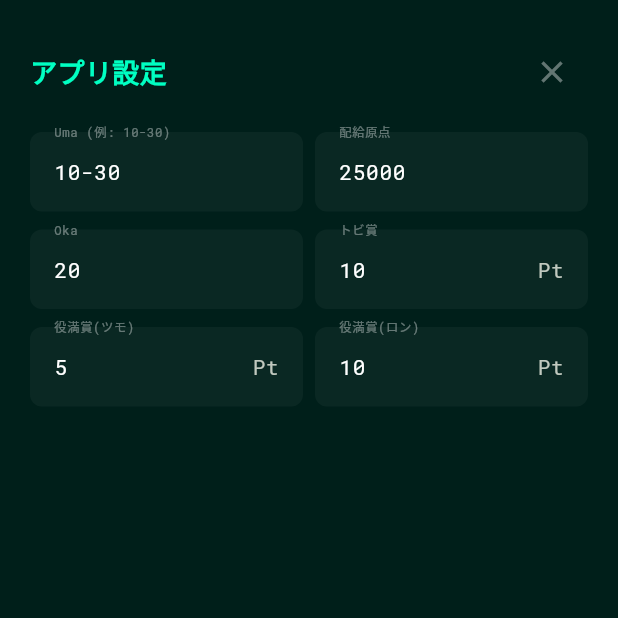
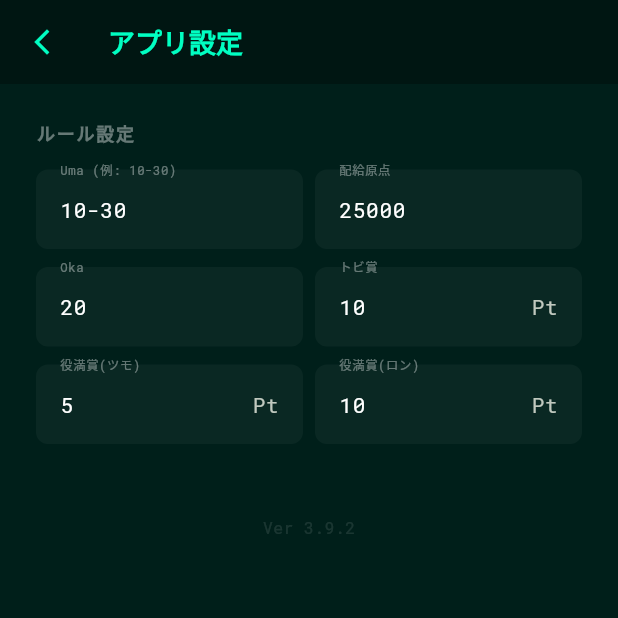
Before and after one commit to admin-test-hoyo/mahjong-score, a Flutter app: the SettingsModal screen opened directly, on a phone screen of 412 x 824 dp, the top half of it. Run offline on Flutter 3.47's test engine with Material 3 defaults, Android fonts, the phone set to English and light mode, and no system bars; our stand-ins replace fl_chart, flutter_riverpod, google_fonts, shared_preferences, sqflite; missing offline and left inert: universal_html; accounts and stored records are empty.

Commit message:
Ver 3.9.2: 4-category Drawer & Settings standalone screen migration

```diff
--- a/docs/version.json
+++ b/docs/version.json
@@ -1 +1 @@
-{"app_name":"mahjong_calc","version":"3.8.0","build_number":"49","package_name":"mahjong_calc"}
+{"app_name":"mahjong_calc","version":"3.9.2","build_number":"392","package_name":"mahjong_calc"}
--- a/lib/features/calc/calc_screen.dart
+++ b/lib/features/calc/calc_screen.dart
@@ -31,7 +31,10 @@ class CalcScreen extends ConsumerWidget {
   }
 
   static void showSettings(BuildContext context, WidgetRef ref) {
-    _showSettingsModal(context, ref);
+    Navigator.push(
+      context,
+      MaterialPageRoute(builder: (context) => const SettingsModal()),
+    );
   }
 
   static void showSave(BuildContext context, WidgetRef ref) {
@@ -61,7 +64,7 @@ class CalcScreen extends ConsumerWidget {
           child: Row(
             mainAxisAlignment: MainAxisAlignment.spaceBetween,
             children: [
-              const Text('Ver 3.9.1', style: TextStyle(color: Colors.white24, fontSize: 10, fontWeight: FontWeight.bold)),
+              const Text('Ver 3.9.2', style: TextStyle(color: Colors.white24, fontSize: 10, fontWeight: FontWeight.bold)),
               Text(DateFormat('yyyy/MM/dd').format(DateTime.now()), style: const TextStyle(color: Colors.white24, fontSize: 10)),
             ],
           ),
@@ -84,17 +87,6 @@ class CalcScreen extends ConsumerWidget {
     );
   }
 
-  static void _showSettingsModal(BuildContext context, WidgetRef ref) {
-
-
-    showModalBottomSheet(
-      context: context,
-      isScrollControlled: true,
-      backgroundColor: const Color(0xFF001F1A),
-      shape: const RoundedRectangleBorder(borderRadius: BorderRadius.vertical(top: Radius.circular(24))),
-      builder: (context) => const SettingsModal(),
-    );
-  }
 
   static void _showSaveLogic(BuildContext context, WidgetRef ref) async {
     final state = ref.read(calcProvider);
@@ -231,7 +223,7 @@ class CalcScreen extends ConsumerWidget {
           const SizedBox(width: 12),
           _quickField(label: '場代', value: displayFee.toString(), onChanged: (v) => ref.read(calcProvider.notifier).updateRuleGameFee(int.tryParse(v) ?? 0), width: 80),
           const Spacer(),
-          const Text('Ver 3.9.1', style: TextStyle(color: Colors.white12, fontSize: 9)),
+          const Text('Ver 3.9.2', style: TextStyle(color: Colors.white12, fontSize: 9)),
         ],
       ),
     );
@@ -681,8 +673,33 @@ class SettingsModal extends ConsumerWidget {
   @override
   Widget build(BuildContext context, WidgetRef ref) {
     final config = ref.watch(configProvider);
-    return Padding(padding: EdgeInsets.only(bottom: MediaQuery.of(context).viewInsets.bottom, left: 20, right: 20, top: 24), child: Column(mainAxisSize: MainAxisSize.min, crossAxisAlignment: CrossAxisAlignment.start, children: [
-        Row(mainAxisAlignment: MainAxisAlignment.spaceBetween, children: [const Text('アプリ設定', style: TextStyle(color: Color(0xFF00FFC2), fontSize: 18, fontWeight: FontWeight.bold)), IconButton(icon: const Icon(Icons.close, color: Colors.white38), onPressed: () => Navigator.pop(context))]),
+    return Scaffold(
+      backgroundColor: const Color(0xFF001F1A),
+      appBar: AppBar(
+        title: Text(
+          'アプリ設定',
+          style: GoogleFonts.notoSansJp(
+            color: const Color(0xFF00FFC2),
+            fontWeight: FontWeight.bold,
+            fontSize: 18,
+          ),
+        ),
+        backgroundColor: Colors.black.withValues(alpha: 0.3),
+        elevation: 0,
+        leading: IconButton(
+          icon: const Icon(Icons.arrow_back_ios_new, color: Color(0xFF00FFC2), size: 20),
+          onPressed: () => Navigator.pop(context),
+        ),
+      ),
+      body: SingleChildScrollView(
+        padding: const EdgeInsets.all(24),
+        child: Column(
+          crossAxisAlignment: CrossAxisAlignment.start,
+          children: [
+            Text(
+              'ルール設定',
+              style: TextStyle(color: Colors.white.withValues(alpha: 0.4), fontSize: 12, fontWeight: FontWeight.bold, letterSpacing: 1.2),
+            ),
             const SizedBox(height: 16),
             Row(children: [
                 Expanded(child: _field(ref, 'Uma (例: 10-30)', config.umaText, (v) => ref.read(configProvider.notifier).updateUmaText(v))),
@@ -701,8 +718,17 @@ class SettingsModal extends ConsumerWidget {
                 const SizedBox(width: 8),
                 Expanded(child: _field(ref, '役満賞(ロン)', config.yakumanRonPrize.toString(), (v) => ref.read(configProvider.notifier).updateYakumanRonPrize(int.tryParse(v) ?? 10), suffixText: 'Pt')),
             ]),
-        const SizedBox(height: 32),
-    ]));
+            const SizedBox(height: 48),
+            Center(
+              child: Text(
+                'Ver 3.9.2',
+                style: TextStyle(color: Colors.white.withValues(alpha: 0.1), fontSize: 11),
+              ),
+            ),
+          ],
+        ),
+      ),
+    );
   }
 
   Widget _field(WidgetRef ref, String l, String i, Function(String) o, {String? suffixText}) => TextFormField(initialValue: i, keyboardType: TextInputType.number, style: const TextStyle(color: Colors.white, fontSize: 14), decoration: InputDecoration(labelText: l, labelStyle: const TextStyle(color: Colors.white38, fontSize: 11), filled: true, fillColor: Colors.white.withValues(alpha: 0.04), border: OutlineInputBorder(borderRadius: BorderRadius.circular(8), borderSide: BorderSide.none), suffixText: suffixText), onChanged: o);
--- a/lib/features/help/help_screen.dart
+++ b/lib/features/help/help_screen.dart
@@ -60,7 +60,7 @@ class HelpScreen extends StatelessWidget {
           const SizedBox(height: 40),
           Center(
             child: Text(
-              'Ver 3.9.1',
+              'Ver 3.9.2',
               style: TextStyle(color: Colors.white.withValues(alpha: 0.2), fontSize: 12),
             ),
           ),
--- a/pubspec.yaml
+++ b/pubspec.yaml
@@ -2,7 +2,7 @@ name: mahjong_calc
 description: "A new Flutter project."
 publish_to: 'none'
 
-version: 3.9.1+51
+version: 3.9.2+52
 
 environment:
   sdk: '>=3.0.0 <4.0.0'
```
Also changed, not shown: lib/features/main/main_screen.dart (+8 -6 lines), 1 other file. Lines whose indentation alone changed are shown as unchanged.
